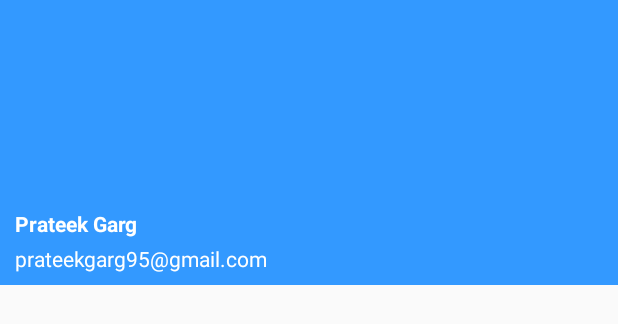
After one commit to prateekgarg95/StuDis, an Android app: the layout navigation_header.xml on its own in the app's theme, with its tools: preview values and no code run, on a phone screen of 412 x 824 dp. The commit adds this screen. Shown: the top 324 px of the screen. Run offline under Robolectric (Android 15) with nearby library versions, the light colour scheme and no system bars.

Commit message:
Initial commit

```diff
--- a/app/build.gradle
+++ b/app/build.gradle
@@ -29,4 +29,5 @@ dependencies {
     compile 'com.android.support:recyclerview-v7:22.2.0'
     compile 'com.android.support:design:22.2.0'
     compile 'com.android.support:palette-v7:22.2.0'
+    compile 'de.hdodenhof:circleimageview:1.3.0'
 }
--- /dev/null
+++ b/app/src/main/res/layout/navigation_header.xml
@@ -0,0 +1,48 @@
+<?xml version="1.0" encoding="utf-8"?>
+<RelativeLayout xmlns:android="http://schemas.android.com/apk/res/android"
+    android:layout_width="match_parent"
+    android:layout_height="190dp"
+    android:background="@color/classroom_blue"
+    android:orientation="vertical"
+    >
+
+    <!--de.hdodenhof.circleimageview.CircleImageView
+        xmlns:app="http://schemas.android.com/apk/res-auto"
+        android:id="@+id/profile_image"
+        android:layout_width="76dp"
+        android:layout_height="76dp"
+        android:src="@drawable/profile"
+        app:border_color="#FF000000"
+        android:layout_marginLeft="24dp"
+        android:layout_centerVertical="true"
+        android:layout_alignParentLeft="true"
+        android:layout_alignParentStart="true"
+        android:layout_marginStart="24dp" /-->
+
+    <TextView
+        android:layout_width="wrap_content"
+        android:layout_height="wrap_content"
+        android:text="Prateek Garg"
+        android:textSize="14sp"
+        android:textColor="#FFF"
+        android:textStyle="bold"
+        android:gravity="left"
+        android:paddingBottom="4dp"
+        android:id="@+id/username"
+        android:layout_above="@+id/email"
+        android:layout_marginLeft="10dp"/>
+
+    <TextView
+        android:layout_width="wrap_content"
+        android:layout_height="wrap_content"
+        android:text="prateekgarg95@gmail.com"
+        android:id="@+id/email"
+        android:gravity="left"
+        android:layout_marginBottom="8dp"
+        android:textSize="14sp"
+        android:textColor="#fff"
+        android:layout_alignParentBottom="true"
+        android:layout_alignLeft="@+id/username"
+        android:layout_alignStart="@+id/username" />
+
+</RelativeLayout>
--- a/app/src/main/res/menu/menu_dashboard.xml
+++ b/app/src/main/res/menu/menu_dashboard.xml
@@ -2,6 +2,8 @@
     xmlns:app="http://schemas.android.com/apk/res-auto"
     xmlns:tools="http://schemas.android.com/tools"
     tools:context="com.crapp.studis.DashboardActivity">
+    <item android:id="@+id/action_settings" android:title="@string/action_settings"
+        android:orderInCategory="100" app:showAsAction="never" />
     <item
         android:id="@+id/action_add_classroom"
         android:orderInCategory="101"
--- a/app/src/main/res/values/strings.xml
+++ b/app/src/main/res/values/strings.xml
@@ -5,4 +5,6 @@
     <string name="action_settings">Settings</string>
     <string name="title_activity_register">RegisterActivity</string>
     <string name="title_activity_dashboard">DashboardActivity</string>
+    <string name="openDrawer">Navigation View</string>
+    <string name="closeDrawer">Navigation View Closed</string>
 </resources>
```
Also changed, not shown: app/src/main/java/com/crapp/studis/DashboardActivity.java (+71 -0 lines), app/src/main/res/layout/activity_dashboard.xml (+23 -4 lines), app/src/main/res/menu/navigation_drawer_items.xml (added, +19 -0 lines), 1 other file.
